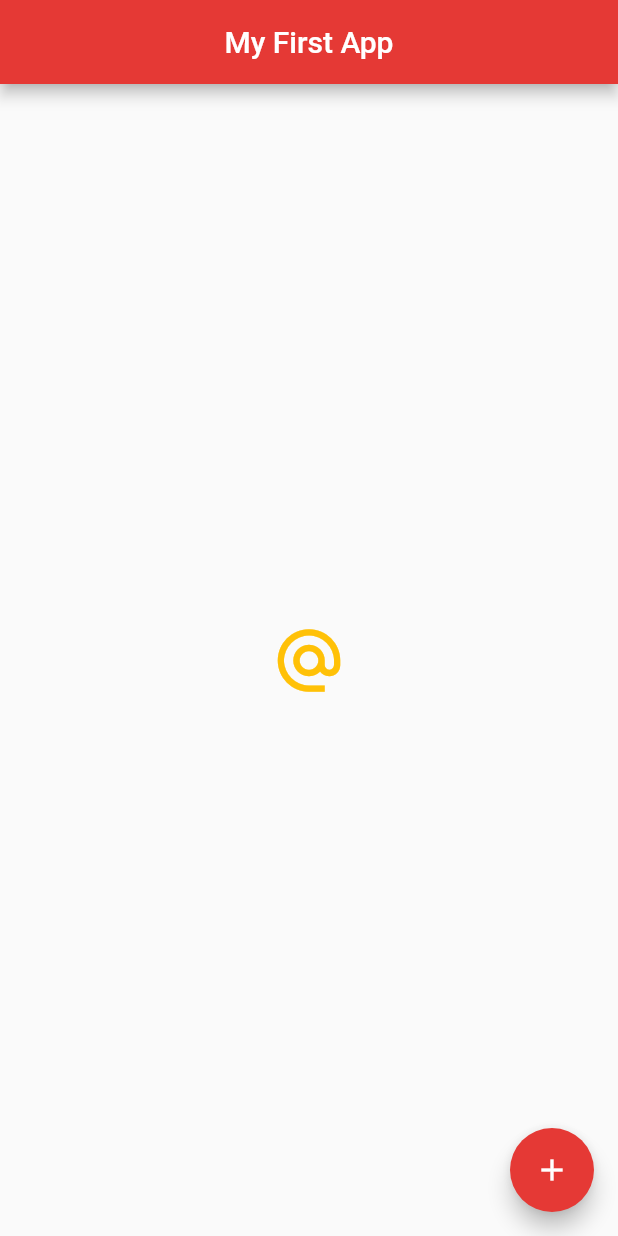
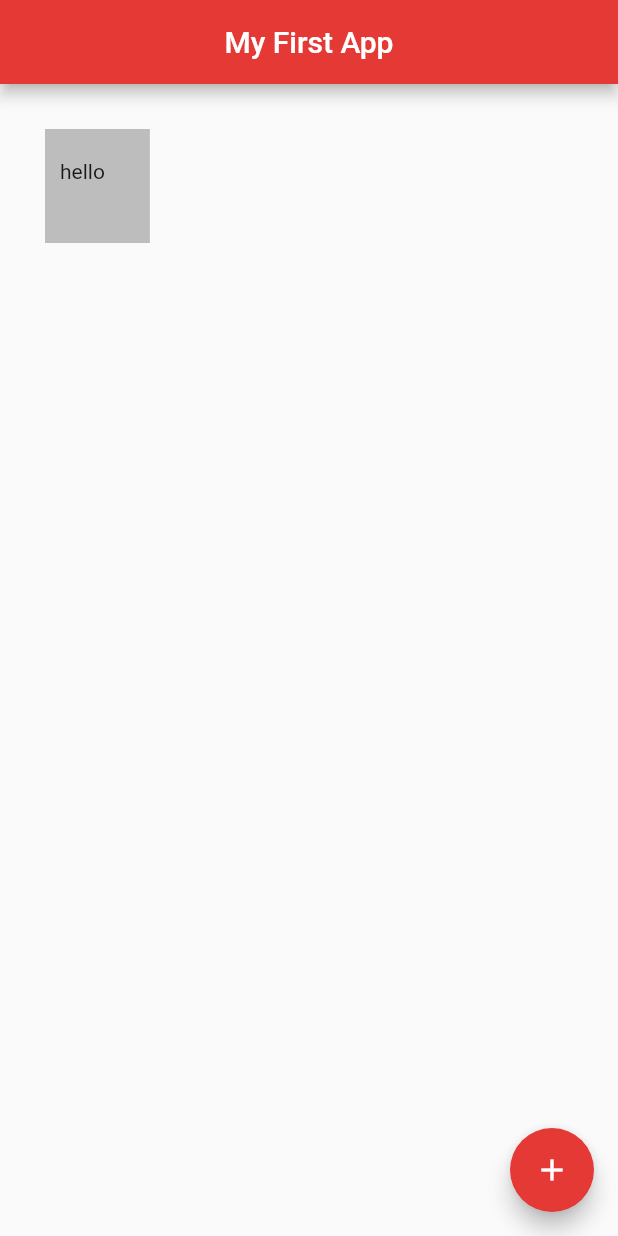
Before and after one commit to Ravshan1Uz/flutter_samples, a Flutter app: the screen it shows after launch, on a phone screen of 412 x 824 dp. Run offline on Flutter 3.47's test engine with Material 2 defaults, Android fonts, the phone set to English and light mode, and no system bars.

Commit message:
first lesson

```diff
--- a/lib/main.dart
+++ b/lib/main.dart
@@ -14,15 +14,11 @@ class Home extends StatelessWidget {
         centerTitle: true,
         backgroundColor: Colors.red[600],
       ),
-      body: Center(
-        child: IconButton(
-          onPressed: (){
-            print('you clicked me');
-          },
-          iconSize: 50.0,
-          icon: Icon(Icons.alternate_email),
-          color: Colors.amber,
-        )
+      body: Container(
+        padding: EdgeInsets.fromLTRB(10.0, 20.0, 30.0, 40.0),
+        margin: EdgeInsets.all(30.0),
+        color: Colors.grey[400],
+        child: Text('hello'),
       ),
       floatingActionButton: FloatingActionButton(
         onPressed: () {},
```
